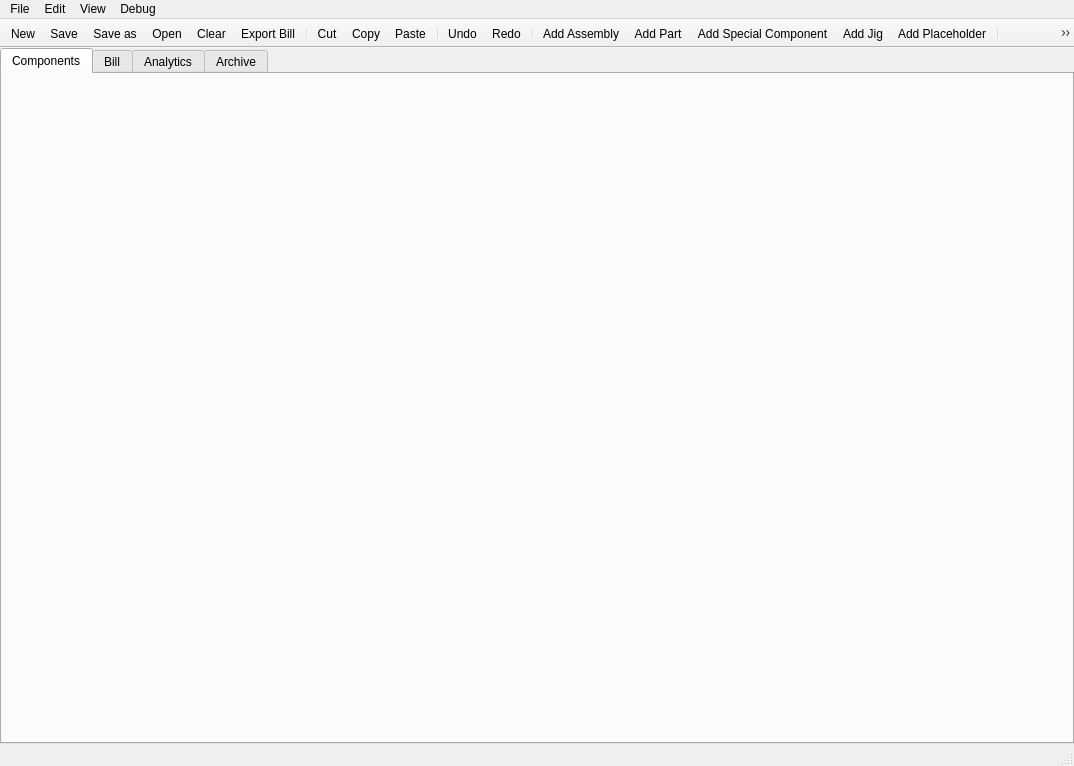
Above: UIs/main_window/main_window.ui from PippoGot/PRJ_Manager_2020 before the change. Below: the same form after it.
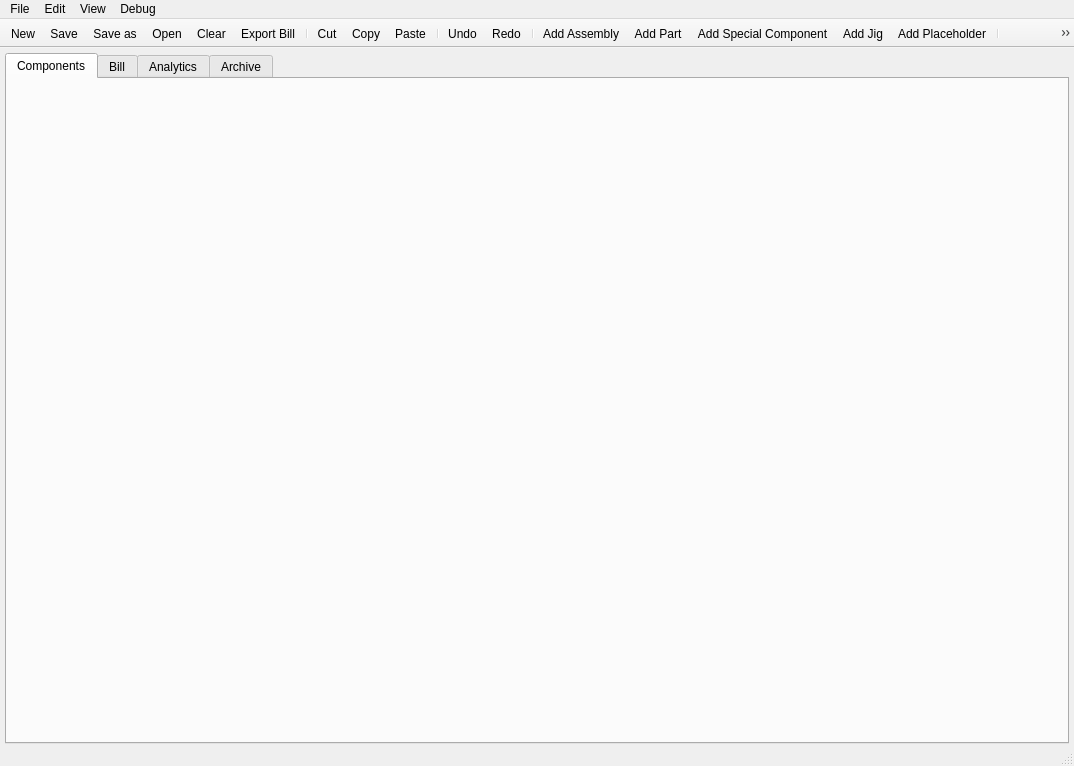
That is the form after the change. Icons and pictures are not drawn.

Diff of the .ui file:
```diff
--- a/UIs/main_window/main_window.ui
+++ b/UIs/main_window/main_window.ui
@@ -14,22 +14,27 @@
    <string>MainWindow</string>
   </property>
   <widget class="QWidget" name="centralwidget">
+   <layout class="QHBoxLayout" name="horizontalLayout_5">
+    <property name="spacing">
+     <number>5</number>
+    </property>
+    <property name="leftMargin">
+     <number>5</number>
+    </property>
+    <property name="topMargin">
+     <number>5</number>
+    </property>
+    <property name="rightMargin">
+     <number>5</number>
+    </property>
+    <property name="bottomMargin">
+     <number>0</number>
+    </property>
+    <item>
    <layout class="QVBoxLayout" name="verticalLayout">
-    <property name="spacing">
-     <number>0</number>
-    </property>
-    <property name="leftMargin">
-     <number>0</number>
-    </property>
     <property name="topMargin">
      <number>0</number>
     </property>
-    <property name="rightMargin">
-     <number>0</number>
-    </property>
-    <property name="bottomMargin">
-     <number>0</number>
-    </property>
     <item>
      <widget class="QTabWidget" name="tabWidget">
       <property name="currentIndex">
@@ -126,6 +131,8 @@
      </widget>
     </item>
    </layout>
+    </item>
+   </layout>
   </widget>
   <widget class="QMenuBar" name="uiMenu">
    <property name="geometry">
```
Left out of the diff: 26 changed lines with no effect on the pictures. Lines whose indentation alone changed are shown as unchanged.
